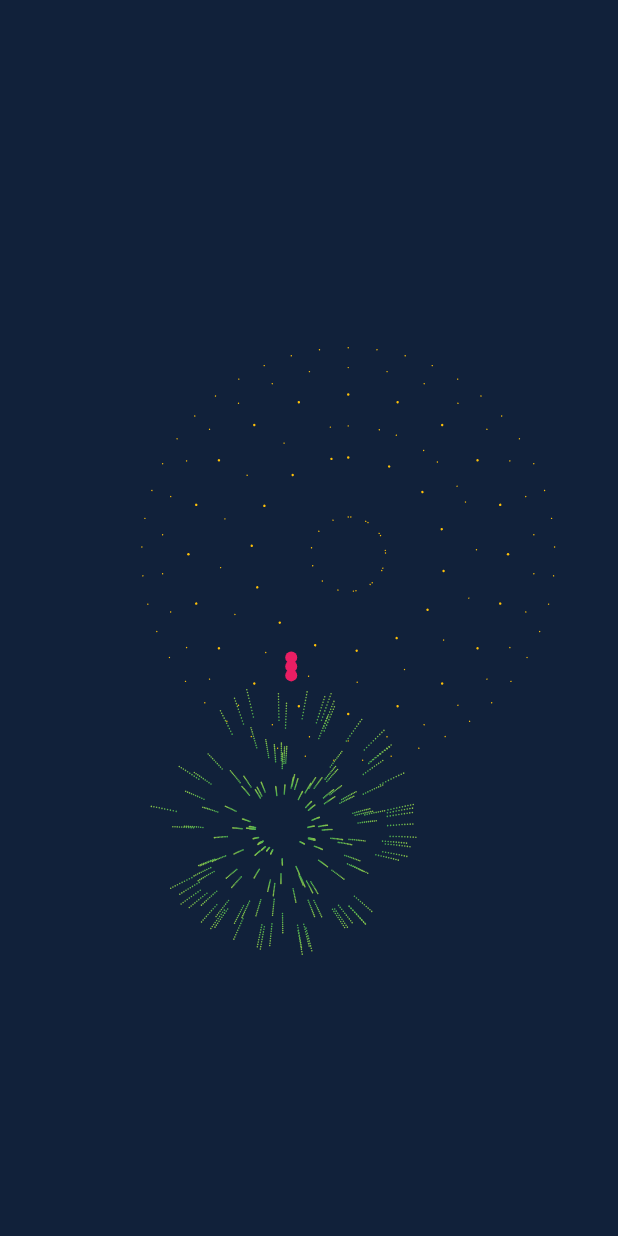
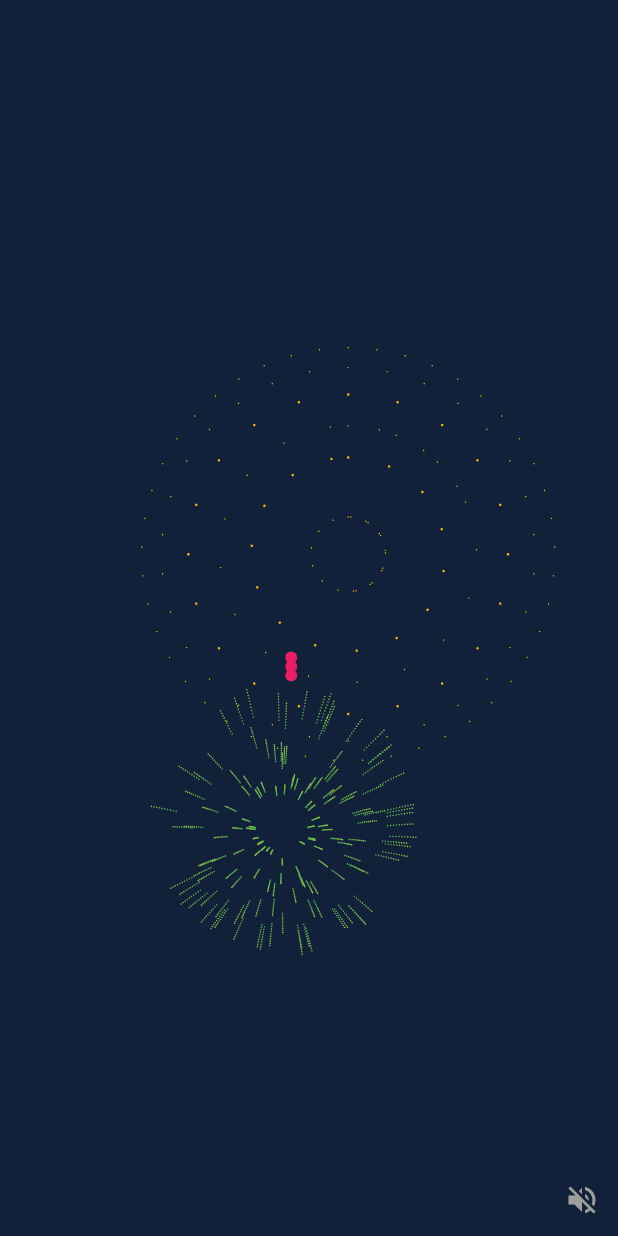
Before and after one commit to phihung17k/firework, a Flutter app: the screen it shows after launch, on a phone screen of 412 x 824 dp. Run offline on Flutter 3.47's test engine with Material 3 defaults, Android fonts, the phone set to English and light mode, and no system bars; our stand-ins replace equatable, just_audio; statements that could not run were skipped.

Commit message:
add volume

```diff
--- a/lib/firework_widget.dart
+++ b/lib/firework_widget.dart
@@ -4,6 +4,7 @@ import 'package:firework/animations/explosion_animation.dart';
 import 'package:firework/models/chain_bullet.dart';
 import 'package:firework/models/chain_bullet_v2.dart';
 import 'package:flutter/material.dart';
+import 'package:just_audio/just_audio.dart';
 import 'animations/explosion_effect_animation.dart';
 import 'animations/explosion_v2_animation.dart';
 import 'animations/rocket_animation.dart';
@@ -59,9 +60,13 @@ class _FireworkWidgetState extends State<FireworkWidget>
     with TickerProviderStateMixin<FireworkWidget> {
   late AnimationController fireworkController;
   late AnimationController explosionController;
+
   late Animation<double> rocketAnimation;
   late Animation<double> explosionEffectAnimation;
   late Animation<double> scaleAnimation; // scale bullet to disappear
+
+  //audio
+  late AudioPlayer player = AudioPlayer();
 
   late StreamController<FireworkState> streamController;
   Stream<bool> get deletedRocketStream =>
@@ -87,6 +92,7 @@ class _FireworkWidgetState extends State<FireworkWidget>
   @override
   void initState() {
     super.initState();
+    // setup chain bullets
     if (version == 2) {
       chainBulletsV2 =
           List.generate(150, (index) => ChainBulletV2.index(index));
@@ -95,6 +101,7 @@ class _FireworkWidgetState extends State<FireworkWidget>
       chainBullets = List.generate(150, (index) => ChainBullet.index(index));
     }
 
+    // setup animation
     fireworkController =
         AnimationController(vsync: this, duration: fireworkDuration);
     explosionController = AnimationController(
@@ -144,6 +151,13 @@ class _FireworkWidgetState extends State<FireworkWidget>
         ));
       }
     });
+
+    // setup audio
+    setupAudio();
+  }
+
+  void setupAudio() async {
+    await player.setAsset("audio/test_audio.mp3");
   }
 
   @override
@@ -221,6 +235,7 @@ class _FireworkWidgetState extends State<FireworkWidget>
 
   @override
   void dispose() {
+    player.dispose();
     streamController.close();
     explosionController.dispose();
     fireworkController.dispose();
--- a/lib/main.dart
+++ b/lib/main.dart
@@ -4,6 +4,7 @@ import 'package:firework/rocket_widget.dart';
 import 'package:firework/explosion_widget.dart';
 import 'package:firework/sample_widget.dart';
 import 'package:firework/screen.dart';
+import 'package:firework/test_audio_widget.dart';
 import 'package:flutter/material.dart';
 // ignore: unused_import
 import 'package:flutter/rendering.dart';
@@ -15,6 +16,7 @@ class Routes {
   static String get sample => '/sample';
   static String get firework => '/firework';
   static String get screen => '/screen';
+  static String get audio => '/audio';
 }
 
 void main(List<String> args) {
@@ -29,6 +31,7 @@ void main(List<String> args) {
       Routes.sample: (context) => const SampleWidget(),
       Routes.firework: (context) => const FireworkWidget(),
       Routes.screen: (context) => const Screen(),
+      Routes.audio: (context) => const TestAudioWidget(),
     },
   ));
 }
--- a/lib/models/firework.dart
+++ b/lib/models/firework.dart
@@ -10,6 +10,7 @@ class Firework {
   double? fadeAwayTime;
   double? explosionEffectRadius;
   List<Color>? colors;
+  bool? mute; // default false
 
   Firework({
     this.key,
@@ -21,5 +22,6 @@ class Firework {
     this.fadeAwayTime,
     this.explosionEffectRadius,
     this.colors,
+    this.mute = false,
   });
 }
--- a/lib/screen.dart
+++ b/lib/screen.dart
@@ -28,8 +28,6 @@ class ScreenState extends Equatable {
 }
 
 class _ScreenState extends State<Screen> {
-  List<int> numberOfFirework = List.generate(50, (index) => index);
-
   StreamController<ScreenState> controller1 = StreamController();
   StreamController<ScreenState> controller2 = StreamController();
   StreamController<ScreenState> controller3 = StreamController();
@@ -44,6 +42,8 @@ class _ScreenState extends State<Screen> {
       controller4.stream.map((state) => state.fire!);
 
   List<Stream<Firework>> streamList = [];
+  StreamController<bool> volumeController = StreamController();
+  bool muteVolume = false;
 
   @override
   void initState() {
@@ -121,6 +121,7 @@ class _ScreenState extends State<Screen> {
           fadeAwayTime: 0.5,
           explosionEffectRadius: 20,
           colors: useColors ? [color, getRandomColor()] : [color, color],
+          mute: muteVolume,
         )));
       },
     );
@@ -137,6 +138,24 @@ class _ScreenState extends State<Screen> {
       backgroundColor: const Color.fromARGB(255, 17, 33, 58),
       body: Stack(
         children: [
+          Positioned(
+              bottom: 0,
+              right: 0,
+              child: IconButton(
+                  onPressed: () {
+                    muteVolume = !muteVolume;
+                    volumeController.add(!muteVolume);
+                  },
+                  icon: StreamBuilder<bool>(
+                      stream: volumeController.stream,
+                      builder: (context, snapshot) {
+                        return Icon(
+                          (snapshot.hasData && snapshot.data!)
+                              ? Icons.volume_up
+                              : Icons.volume_off,
+                          color: Colors.grey,
+                        );
+                      }))),
           for (int i = 0; i < 4; i++)
             StreamBuilder(
               stream: streamList[i],
--- a/pubspec.yaml
+++ b/pubspec.yaml
@@ -35,6 +35,7 @@ dependencies:
   # Use with the CupertinoIcons class for iOS style icons.
   cupertino_icons: ^1.0.2
   equatable: ^2.0.5
+  just_audio: ^0.9.36
 
 dev_dependencies:
   flutter_test:
@@ -59,7 +60,7 @@ flutter:
 
   # To add assets to your application, add an assets section, like this:
   assets:
-    - img/
+    - audio/
 
   # An image asset can refer to one or more resolution-specific "variants", see
   # https://flutter.dev/assets-and-images/#resolution-aware
```
Also changed, not shown: lib/test_audio_widget.dart (added, +103 -0 lines), img/wall.jpg (deleted), pubspec.lock, 3 other files.
